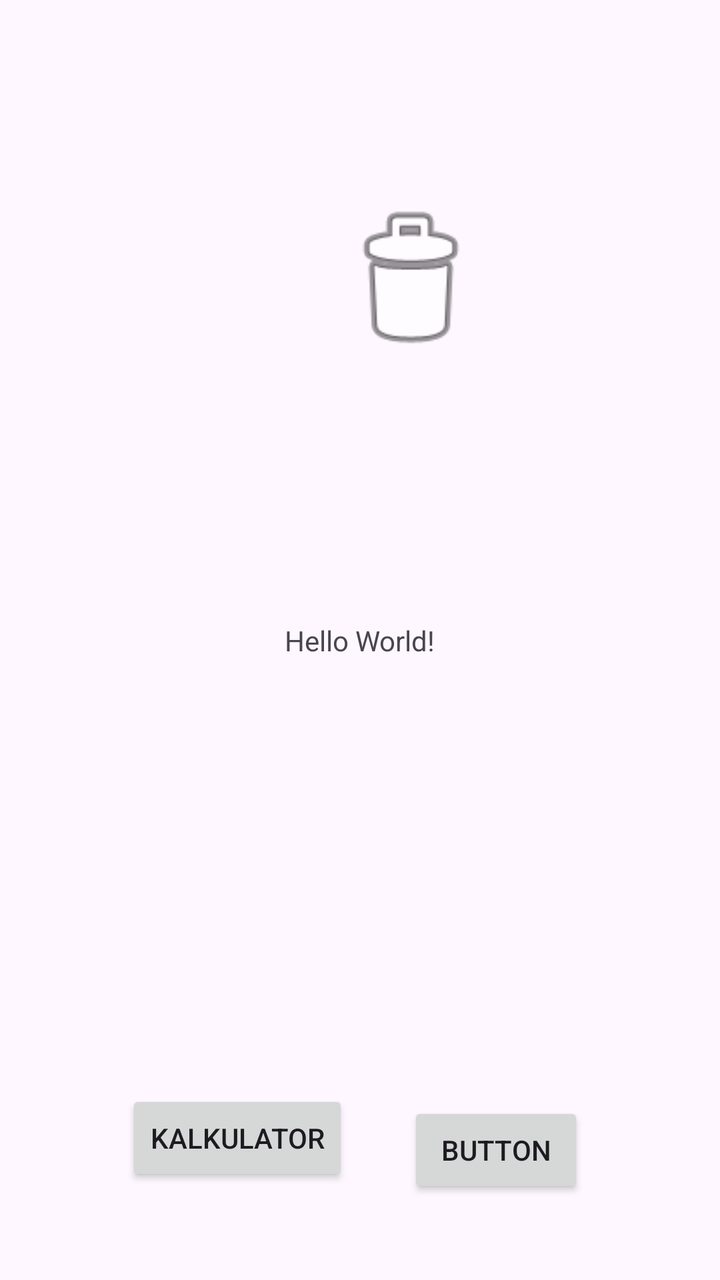
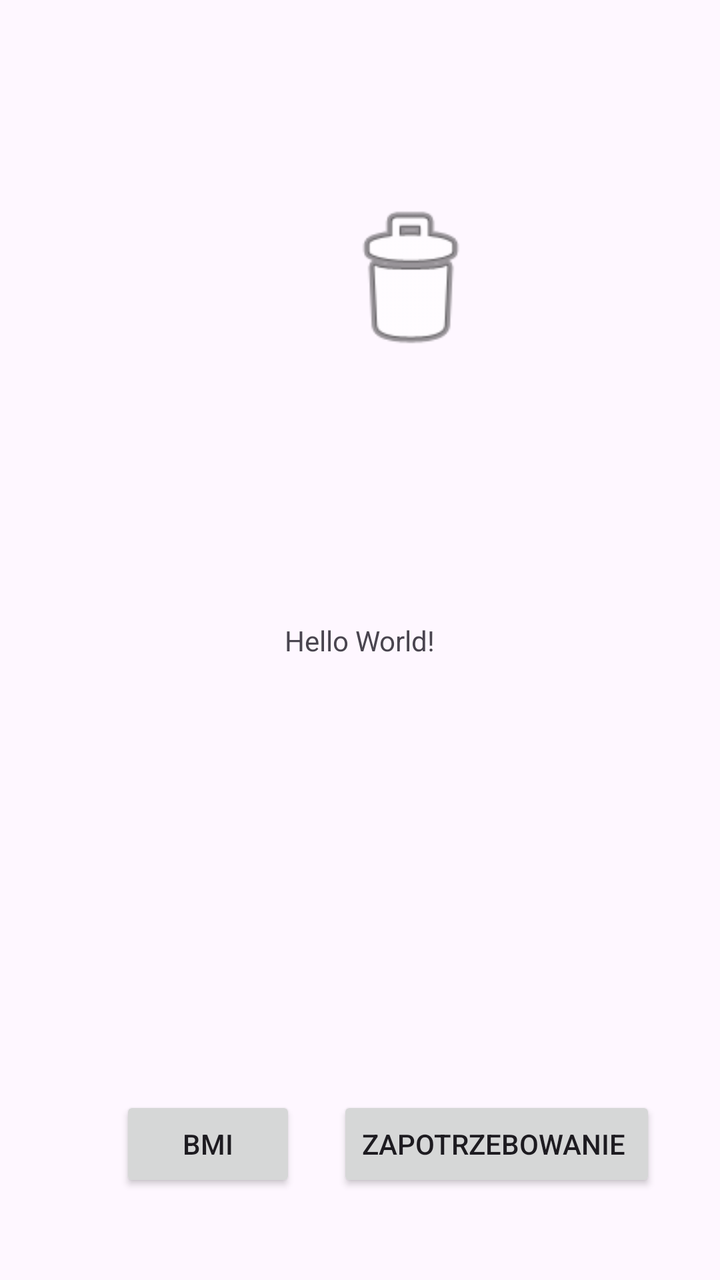

The first picture is an Android layout as it rendered before a commit; the second is the same layout after the commit. The layout source and the unified diff follow.
<!-- AndroidManifest.xml: application theme Theme.BMI -->
<!-- res/layout/activity_main.xml -->
<?xml version="1.0" encoding="utf-8"?>
<androidx.constraintlayout.widget.ConstraintLayout xmlns:android="http://schemas.android.com/apk/res/android"
    xmlns:app="http://schemas.android.com/apk/res-auto"
    xmlns:tools="http://schemas.android.com/tools"
    android:id="@+id/main"
    android:layout_width="match_parent"
    android:layout_height="match_parent"
    tools:context=".MainActivity">

    <TextView
        android:layout_width="wrap_content"
        android:layout_height="wrap_content"
        android:text="Hello World!"
        app:layout_constraintBottom_toBottomOf="parent"
        app:layout_constraintEnd_toEndOf="parent"
        app:layout_constraintStart_toStartOf="parent"
        app:layout_constraintTop_toTopOf="parent" />

    <ImageView
        android:id="@+id/imageView"
        android:layout_width="92dp"
        android:layout_height="84dp"
        android:layout_marginStart="159dp"
        android:layout_marginTop="98dp"
        app:layout_constraintStart_toStartOf="parent"
        app:layout_constraintTop_toTopOf="parent"
        app:srcCompat="@android:drawable/ic_menu_delete" />

    <Button
        android:id="@+id/btnBmi"
        android:layout_width="wrap_content"
        android:layout_height="wrap_content"
        android:layout_marginStart="63dp"
        android:layout_marginBottom="47dp"
        android:text="Kalkulator"
        app:layout_constraintBottom_toBottomOf="parent"
        app:layout_constraintStart_toStartOf="parent" />

    <Button
        android:id="@+id/btnCalories"
        android:layout_width="wrap_content"
        android:layout_height="wrap_content"
        android:layout_marginEnd="68dp"
        android:layout_marginBottom="41dp"
        android:text="Button"
        app:layout_constraintBottom_toBottomOf="parent"
        app:layout_constraintEnd_toEndOf="parent" />

</androidx.constraintlayout.widget.ConstraintLayout>
<!-- resources referenced by this layout -->
<resources>
  <style name="Theme.BMI" parent="Base.Theme.BMI" />
  <style name="Base.Theme.BMI" parent="Theme.Material3.DayNight.NoActionBar">
          
          
      </style>
</resources>

<!-- the commit's change to res/layout/activity_main.xml (unified diff, before → after) -->
@@ -30,9 +30,9 @@
         android:id="@+id/btnBmi"
         android:layout_width="wrap_content"
         android:layout_height="wrap_content"
-        android:layout_marginStart="63dp"
-        android:layout_marginBottom="47dp"
-        android:text="Kalkulator"
+        android:layout_marginStart="60dp"
+        android:layout_marginBottom="44dp"
+        android:text="BMI"
         app:layout_constraintBottom_toBottomOf="parent"
         app:layout_constraintStart_toStartOf="parent" />
 
@@ -40,9 +40,9 @@
         android:id="@+id/btnCalories"
         android:layout_width="wrap_content"
         android:layout_height="wrap_content"
-        android:layout_marginEnd="68dp"
-        android:layout_marginBottom="41dp"
-        android:text="Button"
+        android:layout_marginEnd="32dp"
+        android:layout_marginBottom="44dp"
+        android:text="Zapotrzebowanie "
         app:layout_constraintBottom_toBottomOf="parent"
         app:layout_constraintEnd_toEndOf="parent" />
 
